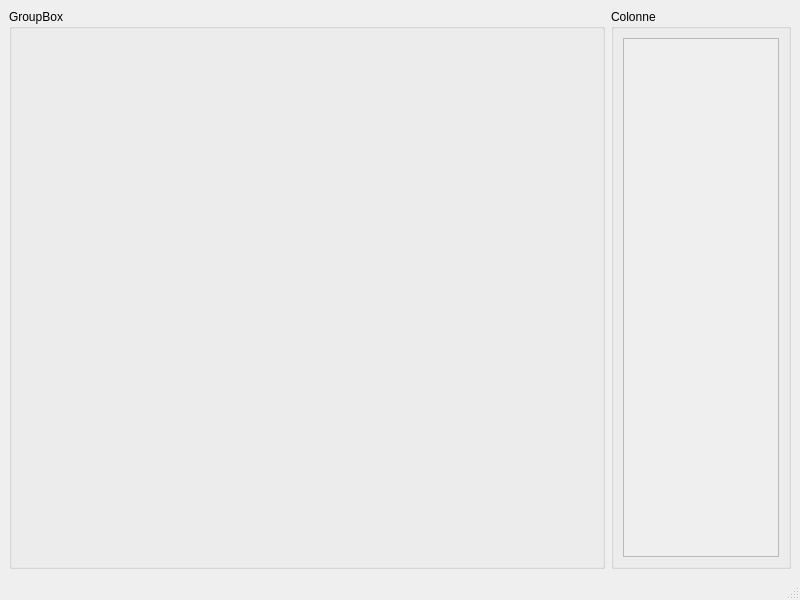
Old version of the form mainwindow.ui in the repository tarateo78/Praticometro.
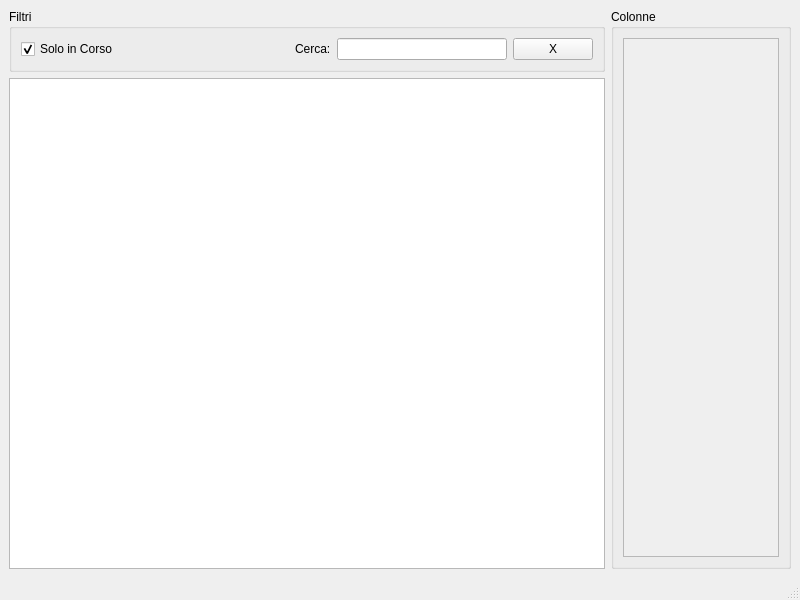
New version of the form.

Commit message: Aggiunta tabella e filtri ricerca

What changed in the file:
```diff
--- a/mainwindow.ui
+++ b/mainwindow.ui
@@ -18,11 +18,68 @@
     <item>
      <layout class="QHBoxLayout" name="horizontalLayout">
       <item>
-       <widget class="QGroupBox" name="groupBox_2">
-        <property name="title">
-         <string>GroupBox</string>
-        </property>
-       </widget>
+       <layout class="QVBoxLayout" name="verticalLayout_4">
+        <item>
+         <widget class="QGroupBox" name="groupBox_2">
+          <property name="title">
+           <string>Filtri</string>
+          </property>
+          <layout class="QVBoxLayout" name="verticalLayout_5">
+           <item>
+            <layout class="QHBoxLayout" name="horizontalLayout_2">
+             <item>
+              <widget class="QCheckBox" name="checkBox">
+               <property name="text">
+                <string>Solo in Corso</string>
+               </property>
+               <property name="checked">
+                <bool>true</bool>
+               </property>
+              </widget>
+             </item>
+             <item>
+              <spacer name="horizontalSpacer">
+               <property name="orientation">
+                <enum>Qt::Horizontal</enum>
+               </property>
+               <property name="sizeHint" stdset="0">
+                <size>
+                 <width>40</width>
+                 <height>20</height>
+                </size>
+               </property>
+              </spacer>
+             </item>
+             <item>
+              <widget class="QLabel" name="label">
+               <property name="text">
+                <string>Cerca:</string>
+               </property>
+              </widget>
+             </item>
+             <item>
+              <widget class="QLineEdit" name="lineEdit"/>
+             </item>
+             <item>
+              <widget class="QPushButton" name="pushButton">
+               <property name="text">
+                <string>X</string>
+               </property>
+              </widget>
+             </item>
+            </layout>
+           </item>
+          </layout>
+         </widget>
+        </item>
+        <item>
+         <widget class="QTableWidget" name="tableWidget">
+          <property name="selectionBehavior">
+           <enum>QAbstractItemView::SelectRows</enum>
+          </property>
+         </widget>
+        </item>
+       </layout>
       </item>
       <item>
        <widget class="QGroupBox" name="groupBoxColonne">
```
Left out of the diff: 6 changed lines with no effect on the pictures. The commit also changes 2 other files.
